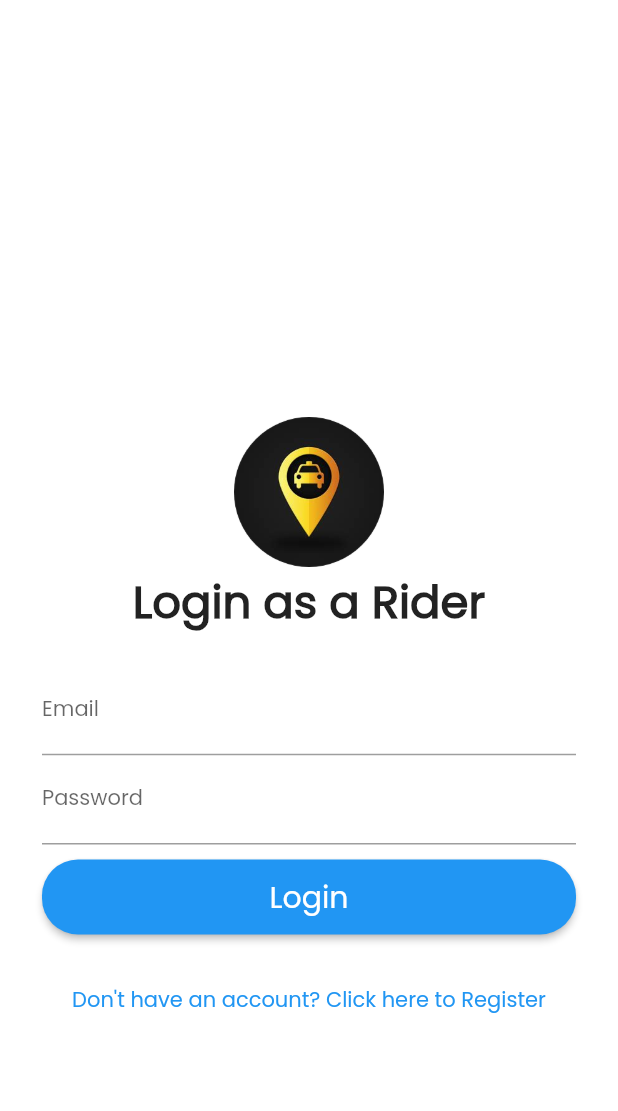
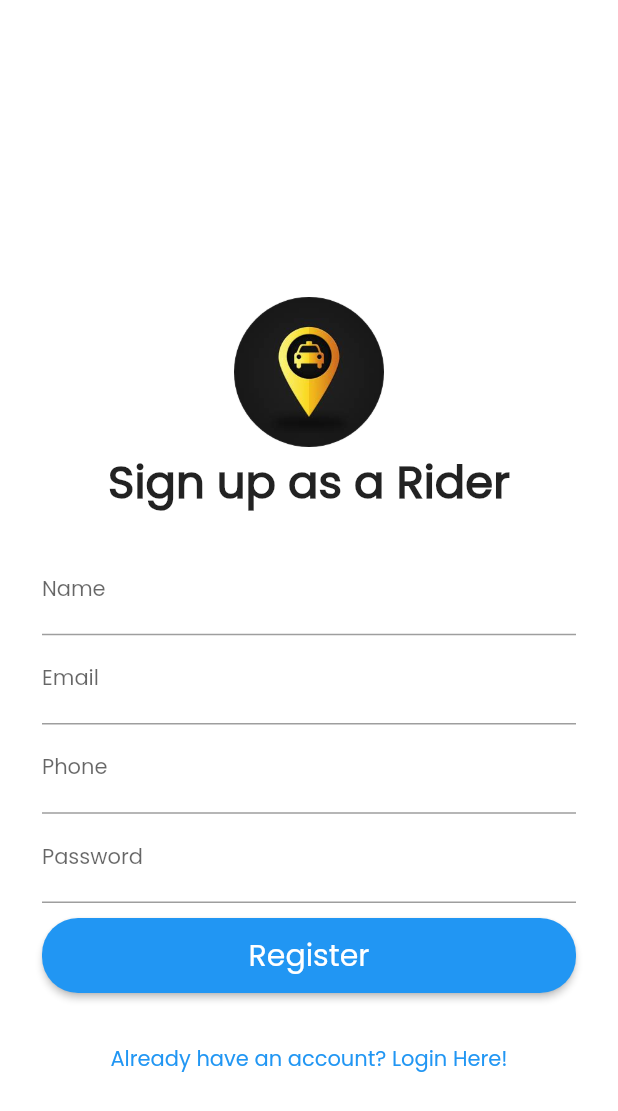
Before and after one commit to sajidshahriar72543/Project_22, a Flutter app: the screen it shows after launch, on a phone screen of 412 x 824 dp. Shown: the top 1111 px of the screen. Run offline on Flutter 3.47's test engine with Material 2 defaults, Android fonts, the phone set to English and light mode, and no system bars.

Commit message:
Registration Screen Introduced

```diff
--- /dev/null
+++ b/lib/AllScreens/registrationScreen.dart
@@ -0,0 +1,154 @@
+//import 'dart:html';
+
+import 'package:flutter/material.dart';
+
+class RegistrationScreen extends StatelessWidget {
+  //const LoginScreen({ Key? key }) : super(key: key);
+
+  @override
+  Widget build(BuildContext context) {
+    return Scaffold(
+        backgroundColor: Colors.white,
+        body: SingleChildScrollView(
+          child: Padding(
+            padding: EdgeInsets.all(8.0),
+            child: Column(
+              children: [
+                SizedBox(
+                  height: 190,
+                ),
+                Image(
+                  image: AssetImage("images/taxi-logo.png"),
+                  width: 100.0,
+                  height: 100.0,
+                  alignment: Alignment.center,
+                ),
+                SizedBox(
+                  height: 1,
+                ),
+                Text(
+                  "Sign up as a Rider",
+                  style: TextStyle(
+                      fontSize: 30,
+                      fontWeight: FontWeight.bold,
+                      fontFamily: "Poppins-Regular"),
+                  textAlign: TextAlign.center,
+                ),
+                Padding(
+                  padding: EdgeInsets.all(20),
+                  child: Column(
+                    children: [
+                      SizedBox(
+                        height: 1,
+                      ),
+                      TextField(
+                        keyboardType: TextInputType.text,
+                        decoration: InputDecoration(
+                          labelText: "Name",
+                          labelStyle: TextStyle(
+                            fontSize: 14,
+                          ),
+                          hintStyle: TextStyle(
+                            color: Colors.grey,
+                            fontSize: 10,
+                          ),
+                        ),
+                        style: TextStyle(
+                          fontSize: 14,
+                        ),
+                      ),
+                      SizedBox(
+                        height: 1,
+                      ),
+                      TextField(
+                        keyboardType: TextInputType.emailAddress,
+                        decoration: InputDecoration(
+                          labelText: "Email",
+                          labelStyle: TextStyle(
+                            fontSize: 14,
+                          ),
+                          hintStyle: TextStyle(
+                            color: Colors.grey,
+                            fontSize: 10,
+                          ),
+                        ),
+                        style: TextStyle(
+                          fontSize: 14,
+                        ),
+                      ),
+                      SizedBox(
+                        height: 1,
+                      ),
+                      TextField(
+                        keyboardType: TextInputType.phone,
+                        decoration: InputDecoration(
+                          labelText: "Phone",
+                          labelStyle: TextStyle(
+                            fontSize: 14,
+                          ),
+                          hintStyle: TextStyle(
+                            color: Colors.grey,
+                            fontSize: 10,
+                          ),
+                        ),
+                        style: TextStyle(
+                          fontSize: 14,
+                        ),
+                      ),
+                      SizedBox(
+                        height: 1,
+                      ),
+                      TextField(
+                        obscureText: true,
+                        decoration: InputDecoration(
+                          labelText: "Password",
+                          labelStyle: TextStyle(
+                            fontSize: 14,
+                          ),
+                          hintStyle: TextStyle(
+                            color: Colors.grey,
+                            fontSize: 10,
+                          ),
+                        ),
+                        style: TextStyle(
+                          fontSize: 14,
+                        ),
+                      ),
+                      SizedBox(
+                        height: 10,
+                      ),
+                      RaisedButton(
+                        color: Colors.blue,
+                        textColor: Colors.white,
+                        child: Container(
+                          height: 50,
+                          child: Center(
+                            child: Text(
+                              "Register",
+                              style: TextStyle(
+                                  fontSize: 20, fontFamily: "Poppins-Regular"),
+                            ),
+                          ),
+                        ),
+                        shape: new RoundedRectangleBorder(
+                          borderRadius: new BorderRadius.circular(24),
+                        ),
+                        onPressed: () {
+                          print("Login Button clicked");
+                        },
+                      ),
+                    ],
+                  ),
+                ),
+                TextButton(
+                  onPressed: () {
+                    print("register button clicked");
+                  },
+                  child: Text("Already have an account? Login Here!"),
+                ),
+              ],
+            ),
+          ),
+        ));
+  }
+}
--- a/lib/main.dart
+++ b/lib/main.dart
@@ -1,6 +1,7 @@
 import 'package:flutter/material.dart';
 import 'package:uber_clone/AllScreens/loginScreen.dart';
 import 'package:uber_clone/AllScreens/mainscreen.dart';
+import 'package:uber_clone/AllScreens/registrationscreen.dart';
 
 void main() {
   runApp(MyApp());
@@ -16,7 +17,7 @@ class MyApp extends StatelessWidget {
         fontFamily: "Poppins-Regular",
         primarySwatch: Colors.blue,
       ),
-      home: LoginScreen(),
+      home: RegistrationScreen(),
       debugShowCheckedModeBanner: false,
     );
   }
```
